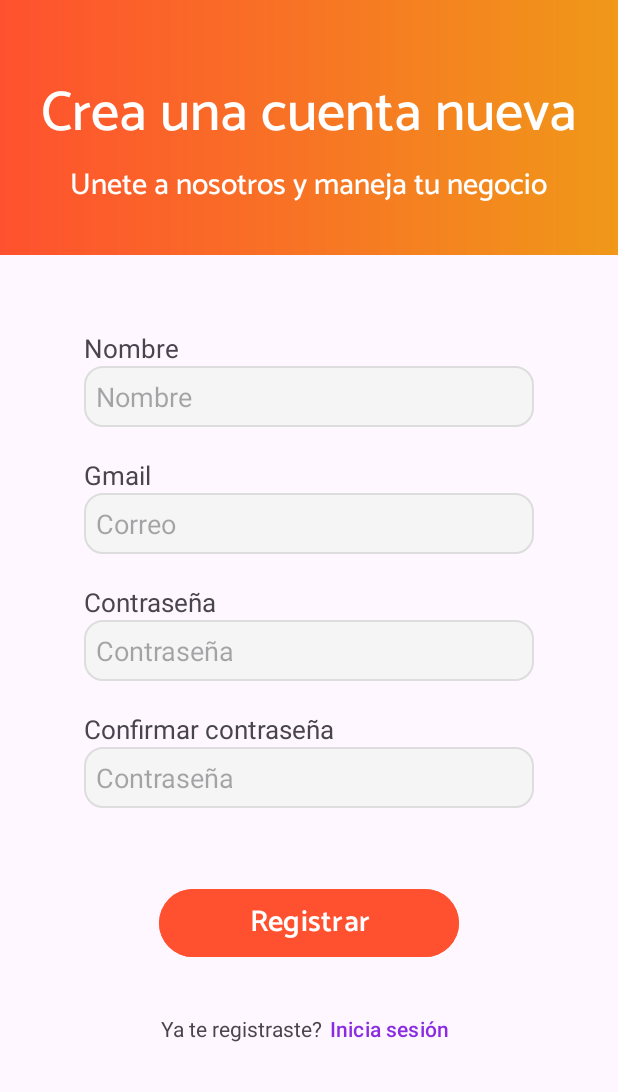
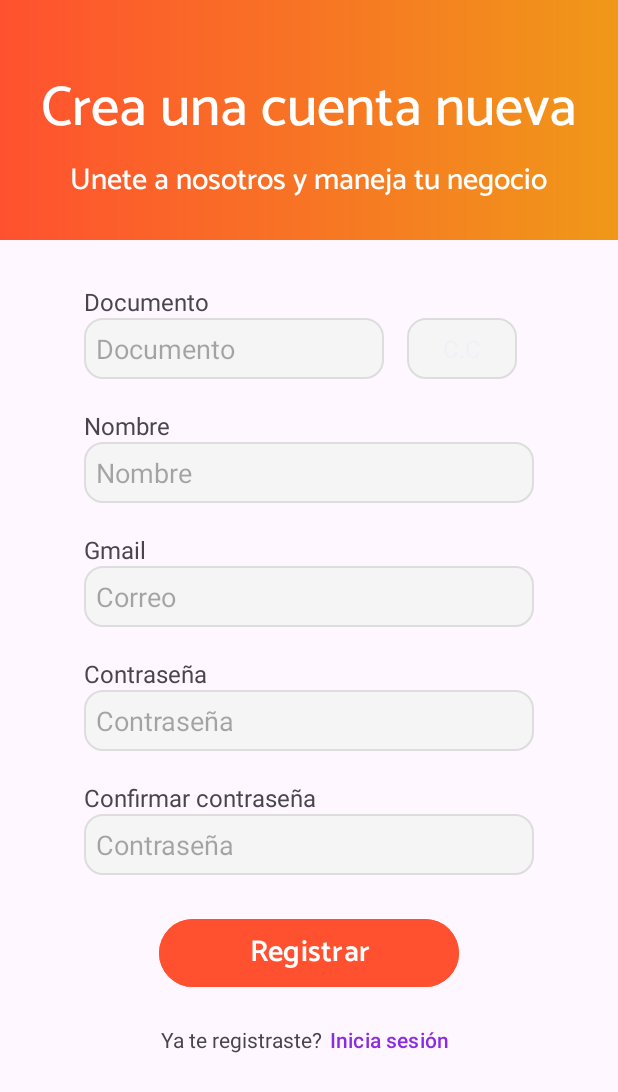
Before and after one commit to Saris23/Inventory, an Android app: the register screen opened directly, with no data from a screen before it, on a phone screen of 412 x 824 dp. Shown: the top 1092 px of the screen. Run offline under Robolectric (Android 15) with nearby library versions, the phone set to English and light mode, and no system bars; our stand-ins replace Firebase (no records; nobody signed in at launch, a user with empty details on screens opened directly).

Commit message:
documento de identidad en registro

```diff
--- a/app/src/main/java/com/example/inventory/register.java
+++ b/app/src/main/java/com/example/inventory/register.java
@@ -4,8 +4,10 @@ import android.annotation.SuppressLint;
 import android.content.Intent;
 import android.os.Bundle;
 import android.text.TextUtils;
+import android.widget.ArrayAdapter;
 import android.widget.Button;
 import android.widget.EditText;
+import android.widget.Spinner;
 import android.widget.Toast;
 
 import androidx.activity.EdgeToEdge;
@@ -18,7 +20,9 @@ import com.google.firebase.auth.FirebaseAuth;
 import com.google.firebase.firestore.FirebaseFirestore;
 
 public class register extends AppCompatActivity {
-    // conexion con firebase y la base de datos
+
+    String[] arrdocument={"C.C", "C.E"};
+    // Variable global para la conexion de la fireBase firestore
     private FirebaseAuth mAuth;
     private FirebaseFirestore db;
     @Override
@@ -38,6 +42,10 @@ public class register extends AppCompatActivity {
         EditText txtCorreo = findViewById(R.id.txtEmail);
         EditText txtContra = findViewById(R.id.txtPassword);
         EditText txtConfirma = findViewById(R.id.txtConfirmpass);
+        EditText txtDocumento = findViewById(R.id.txtDocument);
+        Spinner spDoc = findViewById(R.id.spDocument);
+        // adapter para las opciones del spinner
+        spDoc.setAdapter(new ArrayAdapter<String>(getApplicationContext(), android.R.layout.simple_list_item_1,arrdocument));
 
         // boton del link de iniciar sesion
         btnInicio.setOnClickListener(view ->{
--- a/app/src/main/res/layout/activity_register.xml
+++ b/app/src/main/res/layout/activity_register.xml
@@ -11,14 +11,14 @@
     <!-- Header -->
     <LinearLayout
         android:layout_width="match_parent"
-        android:layout_height="170dp"
+        android:layout_height="160dp"
         android:layout_gravity="center"
         android:background="@drawable/bg_header_orange"
         android:orientation="vertical">
         <TextView
             android:layout_width="wrap_content"
             android:layout_height="wrap_content"
-            android:layout_marginTop="45dp"
+            android:layout_marginTop="42dp"
             android:layout_gravity="center_horizontal"
             android:fontFamily="@font/catamaran_medium"
             android:textSize="37sp"
@@ -38,13 +38,43 @@
     <LinearLayout
         android:layout_width="300dp"
         android:layout_height="wrap_content"
-        android:layout_marginTop="50dp"
+        android:layout_marginTop="30dp"
         android:layout_gravity="center"
         android:orientation="vertical">
+        <!-- Apartado de documento -->
         <TextView
             android:layout_width="match_parent"
             android:layout_height="wrap_content"
-            android:textSize="17sp"
+            android:textSize="16sp"
+            android:text="Documento"/>
+        <LinearLayout
+            android:layout_width="match_parent"
+            android:layout_height="wrap_content"
+            android:layout_marginBottom="20dp"
+            android:orientation="horizontal">
+            <EditText
+                android:id="@+id/txtDocument"
+                android:layout_width="200dp"
+                android:layout_height="wrap_content"
+                android:inputType="number"
+                android:background="@drawable/bg_card"
+                android:hint="Documento"/>
+            <Space
+                android:layout_width="15dp"
+                android:layout_height="wrap_content"/>
+            <Spinner
+                android:id="@+id/spDocument"
+                android:layout_width="wrap_content"
+                android:layout_height="match_parent"
+                android:layout_gravity="end|right"
+                android:background="@drawable/bg_card"/>
+        </LinearLayout>
+
+        <!-- Campos de txt -->
+        <TextView
+            android:layout_width="match_parent"
+            android:layout_height="wrap_content"
+            android:textSize="16sp"
             android:text="Nombre"/>
         <EditText
             android:id="@+id/txtName"
@@ -57,7 +87,7 @@
         <TextView
             android:layout_width="match_parent"
             android:layout_height="wrap_content"
-            android:textSize="17sp"
+            android:textSize="16sp"
             android:text="Gmail"/>
         <EditText
             android:id="@+id/txtEmail"
@@ -70,7 +100,7 @@
         <TextView
             android:layout_width="match_parent"
             android:layout_height="wrap_content"
-            android:textSize="17sp"
+            android:textSize="16sp"
             android:text="Contraseña"/>
         <EditText
             android:id="@+id/txtPassword"
@@ -82,14 +112,13 @@
         <TextView
             android:layout_width="match_parent"
             android:layout_height="wrap_content"
-            android:textSize="17sp"
+            android:textSize="16sp"
             android:text="Confirmar contraseña"/>
         <EditText
             android:id="@+id/txtConfirmpass"
             android:layout_width="match_parent"
             android:layout_height="wrap_content"
             android:background="@drawable/bg_card"
-            android:layout_marginBottom="20dp"
             android:hint="Contraseña"/>
     </LinearLayout>
 
@@ -98,7 +127,7 @@
         android:id="@+id/btnRegistrar"
         android:layout_width="200dp"
         android:layout_height="wrap_content"
-        android:layout_marginTop="30dp"
+        android:layout_marginTop="25dp"
         android:layout_gravity="center"
         android:backgroundTint="@color/red"
         android:fontFamily="@font/catamaran_semibold"
@@ -109,7 +138,7 @@
     <LinearLayout
         android:layout_width="wrap_content"
         android:layout_height="wrap_content"
-        android:layout_marginTop="20dp"
+        android:layout_marginTop="7dp"
         android:layout_gravity="center"
         android:orientation="horizontal">
         <TextView
```
